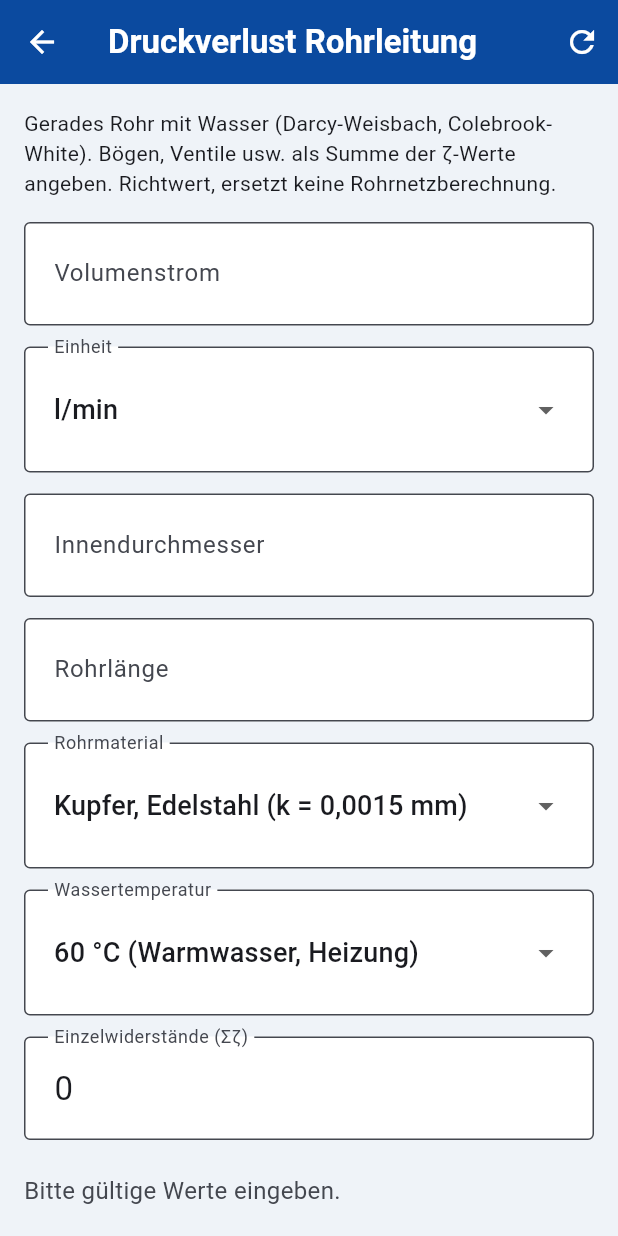
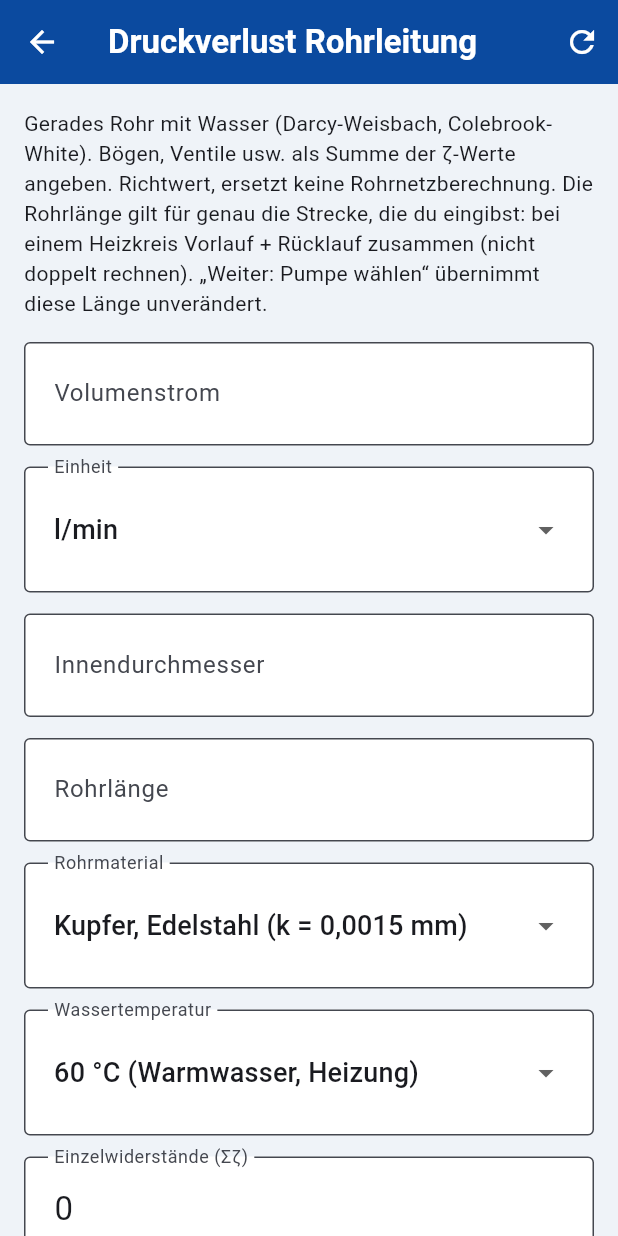
Before and after one commit to astritnika2-werk/werkcalc, a Flutter app: the AppShell screen opened directly, after a tap on the "star border" icon, after a tap on "Druckverlust", on a phone screen of 412 x 824 dp. Run offline on Flutter 3.47's test engine with Material 3 defaults, Android fonts, the phone set to English and light mode, and no system bars; our stand-ins replace image_picker, pdf, printing, share_plus, shared_preferences, speech_to_text; missing offline and left inert: google_mlkit_text_recognition; accounts and stored records are empty.

Commit message:
Rohrlänge: Vorlauf+Rücklauf klar benannt (Druckverlust und Pumpe)
Co-Authored-By: Claude Sonnet 5.5 <noreply@anthropic.com>
Claude-Session: https://claude.ai/code/session_01PTW2dnjuhFN71tGaVrWHGv

```diff
--- a/lib/calculators.dart
+++ b/lib/calculators.dart
@@ -35,7 +35,7 @@ Widget _pumpePage({
   return CalcPage(
     title: 'Pumpe wählen',
     note: 'Umwälzpumpe Heizung: entweder Volumenstrom eingeben oder Heizleistung '
-        'und Spreizung (ΔT). Rohrlänge = Vor- und Rücklauf zusammen. ζ-Werte '
+        'und Spreizung (ΔT). Rohrlänge = Vorlauf + Rücklauf zusammen (Einfachlänge × 2, nicht doppelt rechnen). ζ-Werte '
         'und Widerstände von Wärmeerzeuger, Ventilen und Mischern laut Herstellerangabe.',
     requireAll: false,
     richtwert: true,
@@ -44,7 +44,7 @@ Widget _pumpePage({
       const CalcField('Heizleistung', 'kW'),
       const CalcField('Spreizung ΔT (Vor-/Rücklauf)', 'K', initial: '20'),
       CalcField('Rohr-Innendurchmesser', 'mm', initial: durchmesser),
-      CalcField('Rohrlänge (Vor- + Rücklauf)', 'm', initial: laenge),
+      CalcField('Rohrlänge Vorlauf + Rücklauf zusammen', 'm', initial: laenge),
       CalcField('Einzelwiderstände (Σζ)', '', initial: zeta ?? '0'),
       const CalcField('Weitere Widerstände (Kessel, Ventile, Mischer)', 'mbar', initial: '0'),
       CalcField(
@@ -319,7 +319,10 @@ final List<CalcDef> calculators = [
       title: 'Druckverlust Rohrleitung',
       note: 'Gerades Rohr mit Wasser (Darcy-Weisbach, Colebrook-White). '
           'Bögen, Ventile usw. als Summe der ζ-Werte angeben. Richtwert, '
-          'ersetzt keine Rohrnetzberechnung.',
+          'ersetzt keine Rohrnetzberechnung. Die Rohrlänge gilt für genau die '
+          'Strecke, die du eingibst: bei einem Heizkreis Vorlauf + Rücklauf '
+          'zusammen (nicht doppelt rechnen). „Weiter: Pumpe wählen“ übernimmt '
+          'diese Länge unverändert.',
       requireAll: false,
       fields: const [
         CalcField('Volumenstrom', ''),
```
